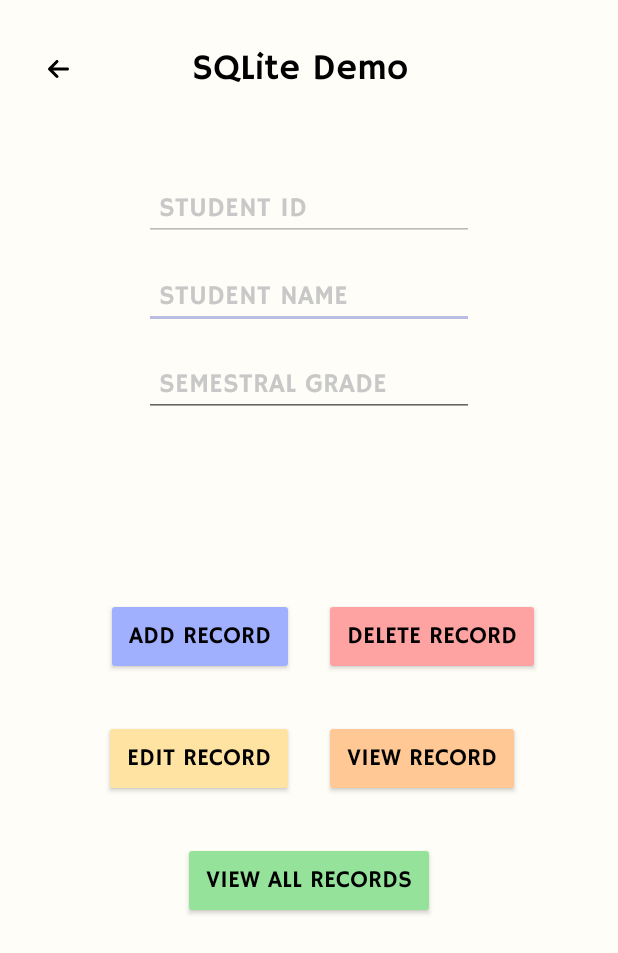
After one commit to Benihime12/AarChive, an Android app: the SQLiteDatabaseDemo screen opened directly, with no data from a screen before it, on a phone screen of 412 x 824 dp. The commit adds this screen. Shown: the top 953 px of the screen. Run offline under Robolectric (Android 15) with nearby library versions, the phone set to English and light mode, and no system bars.

Commit message:
all done

```diff
--- a/app/src/main/AndroidManifest.xml
+++ b/app/src/main/AndroidManifest.xml
@@ -13,6 +13,12 @@
         android:roundIcon="@mipmap/aarchive_round"
         android:supportsRtl="true"
         android:theme="@style/AppTheme">
+        <activity
+            android:name=".GuidedExercises.SQLiteDatabaseDemo"
+            android:exported="false" />
+        <activity
+            android:name=".GuidedExercises.TwelfthPracticeExercise"
+            android:exported="false" />
         <activity
             android:name=".GuidedExercises.EleventhPracticeExercise2"
             android:exported="false" />
--- /dev/null
+++ b/app/src/main/java/com/example/aarchive/GuidedExercises/SQLiteDatabaseDemo.java
@@ -0,0 +1,188 @@
+package com.example.aarchive.GuidedExercises;
+
+import android.app.AlertDialog;
+import android.content.Context;
+import android.content.Intent;
+import android.database.Cursor;
+import android.database.sqlite.SQLiteDatabase;
+import android.os.Bundle;
+import android.view.View;
+import android.widget.Button;
+import android.widget.EditText;
+import android.widget.ImageButton;
+
+import androidx.appcompat.app.AppCompatActivity;
+
+import com.example.aarchive.MainActivity;
+import com.example.aarchive.R;
+
+public class SQLiteDatabaseDemo extends AppCompatActivity {
+
+    EditText studentId, StudName, studentSemGrade;
+    Button addRecord, deleteRecord, editRecord, viewRecord, viewAllRecord;
+    SQLiteDatabase db;
+    Cursor cursor;
+    AlertDialog.Builder builder;
+    StringBuffer buffer;
+    @Override
+    protected void onCreate(Bundle savedInstanceState) {
+        super.onCreate(savedInstanceState);
+        setContentView(R.layout.activity_sqlite_database_demo);
+        init();
+        addStudentRecord();
+        deleteStudentRecord();
+        editStudentRecord();
+        viewStudentRecord();
+        viewAllStudentRecords();
+
+        ImageButton btnBackSQLite = findViewById(R.id.btnBackSQL);
+        btnBackSQLite.setOnClickListener(new View.OnClickListener() {
+            @Override
+            public void onClick(View view) {
+                Intent intent = new Intent(SQLiteDatabaseDemo.this, MainActivity.class);
+                startActivity(intent);
+                overridePendingTransition(R.anim.slide_in_left, R.anim.slide_out_right);
+                finish();
+            }
+        });
+    }
+    public void init(){
+        studentId = findViewById(R.id.etStudentID);
+        StudName = findViewById(R.id.etStudName);
+        studentSemGrade = findViewById(R.id.etStudentSemGrade);
+        addRecord = findViewById(R.id.btnAddRecord);
+        deleteRecord = findViewById(R.id.btnDeleteRecord);
+        editRecord = findViewById(R.id.btnEditRecord);
+        viewRecord = findViewById(R.id.btnViewRecord);
+        viewAllRecord = findViewById(R.id.btnViewAllRecord);
+        builder = new AlertDialog.Builder(this);
+
+        db = openOrCreateDatabase("StudentDB", Context.MODE_PRIVATE, null);
+
+        db.execSQL("DROP TABLE IF EXISTS tbl_student;");
+        db.execSQL("CREATE TABLE IF NOT EXISTS tbl_student (student_id INTEGER PRIMARY KEY AUTOINCREMENT, student_name TEXT, student_semGrade INTEGER);");
+        studentId.setEnabled(false);
+        StudName.requestFocus();
+    }
+    public void displayMessage(String title, String message){
+        builder.setCancelable(true);
+        builder.setTitle(title);
+        builder.setMessage(message);
+        builder.show();
+    }
+    public void clearEntries(){
+        StudName.setText("");
+        studentId.setText("");
+        studentSemGrade.setText("");
+        StudName.requestFocus();
+    }
+    public void addStudentRecord(){
+        addRecord.setOnClickListener(new View.OnClickListener() {
+            @Override
+            public void onClick(View v) {
+                if(StudName.getText().toString().isEmpty()||
+                        studentSemGrade.getText().toString().isEmpty()){
+                    displayMessage("Error!","Please Complete the Entries");
+                    return;
+                }
+                db.execSQL("INSERT INTO tbl_student(student_name,student_semGrade) " +
+                        "VALUES('"+StudName.getText().toString()+"'"+","+
+                        "'"+studentSemGrade.getText().toString()+"')");
+                displayMessage("Information!","Student Record has been successfully added!");
+                clearEntries();
+            }
+        });
+    }
+    public void deleteStudentRecord(){
+        deleteRecord.setOnClickListener(new View.OnClickListener() {
+            @Override
+            public void onClick(View v) {
+                if(studentId.getText().toString().isEmpty()){
+                    studentId.setEnabled(true);
+                    displayMessage("Information!","Please Enter a Student ID");
+                    studentId.requestFocus();
+                    return;
+                }
+                // rawQuery() It directly accepts an SQL select statement as input.
+                cursor = db.rawQuery("SELECT * FROM tbl_student WHERE student_id ="+Integer.parseInt(studentId.getText().toString()),null);
+                if(cursor.moveToFirst()){
+                    db.execSQL("DELETE FROM tbl_student WHERE student_id ="+Integer.parseInt(studentId.getText().toString()));
+                    displayMessage("Information!","Student Record has been successfully deleted!");
+                }else{
+                    displayMessage("Error!","Invalid Student ID");
+                }
+                studentId.setEnabled(false);
+                clearEntries();
+            }
+        });
+    }
+    public void editStudentRecord(){
+        editRecord.setOnClickListener(new View.OnClickListener() {
+            @Override
+            public void onClick(View v) {
+                if(studentId.getText().toString().isEmpty()){
+                    studentId.setEnabled(true);
+                    displayMessage("Information!","Please Enter a Student ID");
+                    editRecord.setText("SAVE");
+                    studentId.requestFocus();
+                    return;
+                }
+                cursor = db.rawQuery("SELECT * FROM tbl_student WHERE student_id ="+Integer.parseInt(studentId.getText().toString()),null);
+                if(cursor.moveToFirst()){
+                    db.execSQL("UPDATE tbl_student SET student_name='"+StudName.getText().toString()+"',student_semGrade='"+studentSemGrade.getText().toString()+
+                            "'WHERE student_id='"+Integer.parseInt(studentId.getText().toString())+"'");
+                    displayMessage("Information!","Student Record has been successfully modified!");
+                }else{
+                    displayMessage("Error!","Invalid Student ID");
+                }
+                editRecord.setText("EDIT");
+                studentId.setEnabled(false);
+                clearEntries();
+            }
+        });
+    }
+    public void viewStudentRecord(){
+        viewRecord.setOnClickListener(new View.OnClickListener() {
+            @Override
+            public void onClick(View v) {
+                if(studentId.getText().toString().isEmpty()){
+                    studentId.setEnabled(true);
+                    displayMessage("Information!","Please Enter a Student ID");
+                    studentId.requestFocus();
+                    return;
+                }
+                cursor = db.rawQuery("SELECT * FROM tbl_student WHERE student_id ="+Integer.parseInt(studentId.getText().toString()),null);
+                if (cursor.moveToFirst()){
+                    buffer = new StringBuffer();
+                    buffer.append("Student ID: " + cursor.getString(0)+"\n");
+                    buffer.append("Student Name: " + cursor.getString(1)+"\n");
+                    buffer.append("Student SemGrade: " + cursor.getString(2)+"\n----------");
+                    displayMessage("Student Record",buffer.toString());
+                }else{
+                    displayMessage("Error!","Invalid Student ID");
+                }
+                studentId.setEnabled(false);
+                clearEntries();
+            }
+        });
+    }
+    public void viewAllStudentRecords(){
+        viewAllRecord.setOnClickListener(new View.OnClickListener() {
+            @Override
+            public void onClick(View v) {
+                cursor = db.rawQuery("SELECT * FROM tbl_student",null);
+                if(cursor.getCount()==0){
+                    displayMessage("Information","No Student Records Found!");
+                    return;
+                }
+                buffer = new StringBuffer();
+                while (cursor.moveToNext()){
+                    buffer.append("Student ID: " + cursor.getString(0)+"\n");
+                    buffer.append("Student Name: " + cursor.getString(1)+"\n");
+                    buffer.append("Student SemGrade: " + cursor.getString(2)+"\n----------\n");
+                }
+                displayMessage("Student Record",buffer.toString());
+            }
+        });
+    }
+}
--- a/app/src/main/res/layout/activity_eleventh_practice_exercise2.xml
+++ b/app/src/main/res/layout/activity_eleventh_practice_exercise2.xml
@@ -4,6 +4,7 @@
     xmlns:tools="http://schemas.android.com/tools"
     android:layout_width="match_parent"
     android:layout_height="match_parent"
+    android:background="#FFFDF7"
     tools:context=".GuidedExercises.EleventhPracticeExercise2">
 
     <LinearLayout
--- /dev/null
+++ b/app/src/main/res/layout/activity_sqlite_database_demo.xml
@@ -0,0 +1,292 @@
+<?xml version="1.0" encoding="utf-8"?>
+<androidx.constraintlayout.widget.ConstraintLayout xmlns:android="http://schemas.android.com/apk/res/android"
+    xmlns:app="http://schemas.android.com/apk/res-auto"
+    xmlns:tools="http://schemas.android.com/tools"
+    android:layout_width="match_parent"
+    android:layout_height="match_parent"
+    android:background="#FFFDF7"
+    tools:context=".GuidedExercises.SQLiteDatabaseDemo">
+
+    <LinearLayout
+        android:id="@+id/linearLayout29"
+        android:layout_width="match_parent"
+        android:layout_height="wrap_content"
+        android:layout_marginTop="10dp"
+        android:orientation="horizontal"
+        app:layout_constraintBottom_toBottomOf="parent"
+        app:layout_constraintEnd_toEndOf="parent"
+        app:layout_constraintStart_toStartOf="parent"
+        app:layout_constraintTop_toBottomOf="@+id/linearLayout28"
+        app:layout_constraintVertical_bias="0.0">
+
+        <androidx.constraintlayout.widget.ConstraintLayout
+            android:layout_width="match_parent"
+            android:layout_height="match_parent">
+
+            <Button
+                android:id="@+id/btnViewRecord"
+                android:layout_width="wrap_content"
+                android:layout_height="wrap_content"
+                android:layout_marginStart="10dp"
+                android:layout_marginTop="10dp"
+                android:layout_marginBottom="10dp"
+                android:backgroundTint="#FFC894"
+                android:fontFamily="@font/hammersmith_one"
+                android:padding="15dp"
+                android:text="VIEW RECORD"
+                android:textColor="#000000"
+                android:textSize="16sp"
+                app:layout_constraintBottom_toBottomOf="parent"
+                app:layout_constraintEnd_toEndOf="parent"
+                app:layout_constraintHorizontal_bias="0.0"
+                app:layout_constraintStart_toEndOf="@+id/space24"
+                app:layout_constraintTop_toTopOf="parent"
+                app:layout_constraintVertical_bias="0.0" />
+
+            <Button
+                android:id="@+id/btnEditRecord"
+                android:layout_width="wrap_content"
+                android:layout_height="wrap_content"
+                android:layout_marginTop="10dp"
+                android:layout_marginEnd="10dp"
+                android:layout_marginBottom="10dp"
+                android:backgroundTint="#FFE3A2"
+                android:fontFamily="@font/hammersmith_one"
+                android:padding="15dp"
+                android:text="EDIT RECORD"
+                android:textColor="#000000"
+                android:textSize="16sp"
+                app:layout_constraintBottom_toBottomOf="parent"
+                app:layout_constraintEnd_toStartOf="@+id/space24"
+                app:layout_constraintHorizontal_bias="1.0"
+                app:layout_constraintStart_toStartOf="parent"
+                app:layout_constraintTop_toTopOf="parent"
+                app:layout_constraintVertical_bias="0.0" />
+
+            <Space
+                android:id="@+id/space24"
+                android:layout_width="wrap_content"
+                android:layout_height="match_parent"
+                app:layout_constraintBottom_toBottomOf="parent"
+                app:layout_constraintEnd_toEndOf="parent"
+                app:layout_constraintStart_toStartOf="parent"
+                app:layout_constraintTop_toTopOf="parent" />
+        </androidx.constraintlayout.widget.ConstraintLayout>
+    </LinearLayout>
+
+    <LinearLayout
+        android:id="@+id/linearLayout28"
+        android:layout_width="match_parent"
+        android:layout_height="wrap_content"
+        android:layout_marginTop="5dp"
+        android:orientation="horizontal"
+        app:layout_constraintBottom_toBottomOf="parent"
+        app:layout_constraintEnd_toEndOf="parent"
+        app:layout_constraintStart_toStartOf="parent"
+        app:layout_constraintTop_toBottomOf="@+id/space22"
+        app:layout_constraintVertical_bias="0.0">
+
+        <androidx.constraintlayout.widget.ConstraintLayout
+            android:layout_width="match_parent"
+            android:layout_height="match_parent">
+
+            <Space
+                android:id="@+id/space23"
+                android:layout_width="wrap_content"
+                android:layout_height="match_parent"
+                app:layout_constraintBottom_toBottomOf="parent"
+                app:layout_constraintEnd_toEndOf="parent"
+                app:layout_constraintStart_toStartOf="parent"
+                app:layout_constraintTop_toTopOf="parent" />
+
+            <Button
+                android:id="@+id/btnAddRecord"
+                android:layout_width="wrap_content"
+                android:layout_height="wrap_content"
+                android:layout_marginTop="10dp"
+                android:layout_marginEnd="10dp"
+                android:layout_marginBottom="10dp"
+                android:backgroundTint="#A1AFFF"
+                android:fontFamily="@font/hammersmith_one"
+                android:padding="15dp"
+                android:text="ADD RECORD"
+                android:textColor="#000000"
+                android:textSize="16sp"
+                app:layout_constraintBottom_toBottomOf="parent"
+                app:layout_constraintEnd_toStartOf="@+id/space23"
+                app:layout_constraintHorizontal_bias="1.0"
+                app:layout_constraintStart_toStartOf="parent"
+                app:layout_constraintTop_toTopOf="parent"
+                app:layout_constraintVertical_bias="0.0" />
+
+            <Button
+                android:id="@+id/btnDeleteRecord"
+                android:layout_width="wrap_content"
+                android:layout_height="wrap_content"
+                android:layout_marginStart="10dp"
+                android:layout_marginTop="10dp"
+                android:layout_marginBottom="10dp"
+                android:backgroundTint="#FFA2A2"
+                android:fontFamily="@font/hammersmith_one"
+                android:padding="15dp"
+                android:text="DELETE RECORD"
+                android:textColor="#000000"
+                android:textSize="16sp"
+                app:layout_constraintBottom_toBottomOf="parent"
+                app:layout_constraintEnd_toEndOf="parent"
+                app:layout_constraintHorizontal_bias="0.0"
+                app:layout_constraintStart_toEndOf="@+id/space23"
+                app:layout_constraintTop_toTopOf="parent"
+                app:layout_constraintVertical_bias="0.0" />
+
+        </androidx.constraintlayout.widget.ConstraintLayout>
+    </LinearLayout>
+
+    <LinearLayout
+        android:id="@+id/linearLayout27"
+        android:layout_width="match_parent"
+        android:layout_height="wrap_content"
+        android:layout_marginStart="50dp"
+        android:layout_marginTop="50dp"
+        android:layout_marginEnd="50dp"
+        android:orientation="horizontal"
+        app:layout_constraintBottom_toBottomOf="parent"
+        app:layout_constraintEnd_toEndOf="parent"
+        app:layout_constraintStart_toStartOf="parent"
+        app:layout_constraintTop_toBottomOf="@+id/linearLayout7"
+        app:layout_constraintVertical_bias="0.0">
+
+        <androidx.constraintlayout.widget.ConstraintLayout
+            android:layout_width="match_parent"
+            android:layout_height="match_parent">
+
+            <EditText
+                android:id="@+id/etStudentID"
+                android:layout_width="wrap_content"
+                android:layout_height="wrap_content"
+                android:layout_marginTop="5dp"
+                android:ems="10"
+                android:fontFamily="@font/hammersmith_one"
+                android:hint="STUDENT ID"
+                android:inputType="number"
+                android:padding="10dp"
+                android:textColor="#000000"
+                android:textColorHint="#C8C8C8"
+                android:textSize="18sp"
+                app:layout_constraintEnd_toEndOf="parent"
+                app:layout_constraintStart_toStartOf="parent"
+                app:layout_constraintTop_toTopOf="parent" />
+
+            <EditText
+                android:id="@+id/etStudName"
+                android:layout_width="wrap_content"
+                android:layout_height="wrap_content"
+                android:layout_marginTop="15dp"
+                android:ems="10"
+                android:fontFamily="@font/hammersmith_one"
+                android:hint="STUDENT NAME"
+                android:inputType="text"
+                android:padding="10dp"
+                android:textColor="#000000"
+                android:textColorHint="#C8C8C8"
+                android:textSize="18sp"
+                app:layout_constraintBottom_toBottomOf="parent"
+                app:layout_constraintEnd_toEndOf="parent"
+                app:layout_constraintStart_toStartOf="parent"
+                app:layout_constraintTop_toBottomOf="@+id/etStudentID"
+                app:layout_constraintVertical_bias="0.0" />
+
+            <EditText
+                android:id="@+id/etStudentSemGrade"
+                android:layout_width="wrap_content"
+                android:layout_height="wrap_content"
+                android:layout_marginTop="15dp"
+                android:layout_marginBottom="5dp"
+                android:ems="10"
+                android:fontFamily="@font/hammersmith_one"
+                android:hint="SEMESTRAL GRADE"
+                android:inputType="number"
+                android:padding="10dp"
+                android:textColor="#000000"
+                android:textColorHint="#C8C8C8"
+                android:textSize="18sp"
+                app:layout_constraintBottom_toBottomOf="parent"
+                app:layout_constraintEnd_toEndOf="parent"
+                app:layout_constraintStart_toStartOf="parent"
+                app:layout_constraintTop_toBottomOf="@+id/etStudName"
+                app:layout_constraintVertical_bias="0.0" />
+        </androidx.constraintlayout.widget.ConstraintLayout>
+    </LinearLayout>
+
+    <LinearLayout
+        android:id="@+id/linearLayout7"
+        android:layout_width="match_parent"
+        android:layout_height="wrap_content"
+        android:layout_marginTop="30dp"
+        android:orientation="horizontal"
+        app:layout_constraintEnd_toEndOf="parent"
+        app:layout_constraintStart_toStartOf="parent"
+        app:layout_constraintTop_toTopOf="parent">
+
+        <androidx.constraintlayout.widget.ConstraintLayout
+            android:layout_width="match_parent"
+            android:layout_height="match_parent">
+
+            <ImageButton
+                android:id="@+id/btnBackSQL"
+                android:layout_width="wrap_content"
+                android:layout_height="wrap_content"
+                android:layout_marginStart="20dp"
+                android:backgroundTint="#00FFFFFF"
+                app:layout_constraintBottom_toBottomOf="parent"
+                app:layout_constraintStart_toStartOf="parent"
+                app:layout_constraintTop_toTopOf="parent"
+                app:srcCompat="@drawable/backarrow" />
+
+            <TextView
+                android:id="@+id/textView2"
+                android:layout_width="wrap_content"
+                android:layout_height="wrap_content"
+                android:layout_marginStart="70dp"
+                android:fontFamily="@font/hammersmith_one"
+                android:text="SQLite Demo"
+                android:textColor="#000000"
+                android:textSize="24sp"
+                android:textStyle="normal"
+                app:layout_constraintBottom_toBottomOf="parent"
+                app:layout_constraintEnd_toEndOf="parent"
+                app:layout_constraintHorizontal_bias="0.0"
+                app:layout_constraintStart_toEndOf="@+id/btnBackSQL"
+                app:layout_constraintTop_toTopOf="parent" />
+        </androidx.constraintlayout.widget.ConstraintLayout>
+    </LinearLayout>
+
+    <Space
+        android:id="@+id/space22"
+        android:layout_width="match_parent"
+        android:layout_height="wrap_content"
+        android:layout_marginTop="100dp"
+        app:layout_constraintBottom_toBottomOf="parent"
+        app:layout_constraintEnd_toEndOf="parent"
+        app:layout_constraintStart_toStartOf="parent"
+        app:layout_constraintTop_toBottomOf="@+id/linearLayout27"
+        app:layout_constraintVertical_bias="0.0" />
+
+    <Button
+        android:id="@+id/btnViewAllRecord"
+        android:layout_width="wrap_content"
+        android:layout_height="wrap_content"
+        android:layout_marginTop="20dp"
+        android:backgroundTint="#95E29B"
+        android:fontFamily="@font/hammersmith_one"
+        android:padding="15dp"
+        android:text="VIEW ALL RECORDS"
+        android:textColor="#000000"
+        android:textSize="16sp"
+        app:layout_constraintBottom_toBottomOf="parent"
+        app:layout_constraintEnd_toEndOf="parent"
+        app:layout_constraintStart_toStartOf="parent"
+        app:layout_constraintTop_toBottomOf="@+id/linearLayout29"
+        app:layout_constraintVertical_bias="0.0" />
+
+</androidx.constraintlayout.widget.ConstraintLayout>
```
Also changed, not shown: app/src/main/java/com/example/aarchive/GuidedExercises/TwelfthPracticeExercise.java (added, +63 -0 lines), app/src/main/java/com/example/aarchive/MainActivity.java (+20 -0 lines), app/src/main/res/layout/activity_twelfth_practice_exercise.xml (added, +39 -0 lines), app/src/main/res/drawable/miming1.jpg (added), app/src/main/res/drawable/miming2.jpg (added), app/src/main/res/drawable/miming3.jpg (added).
